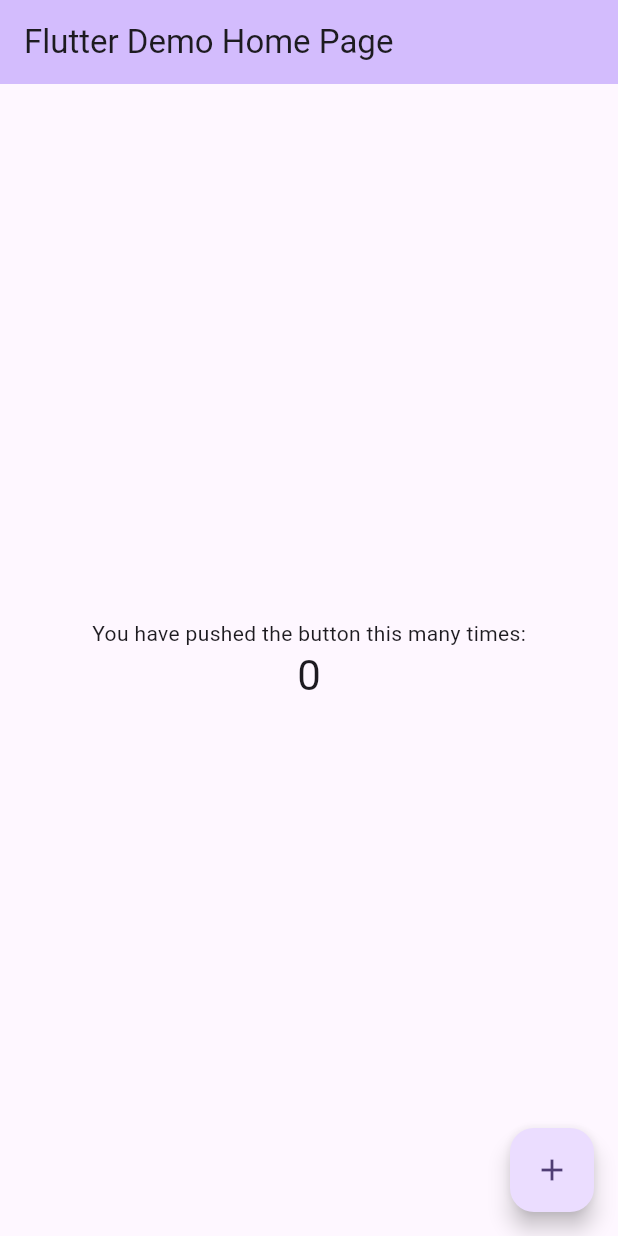
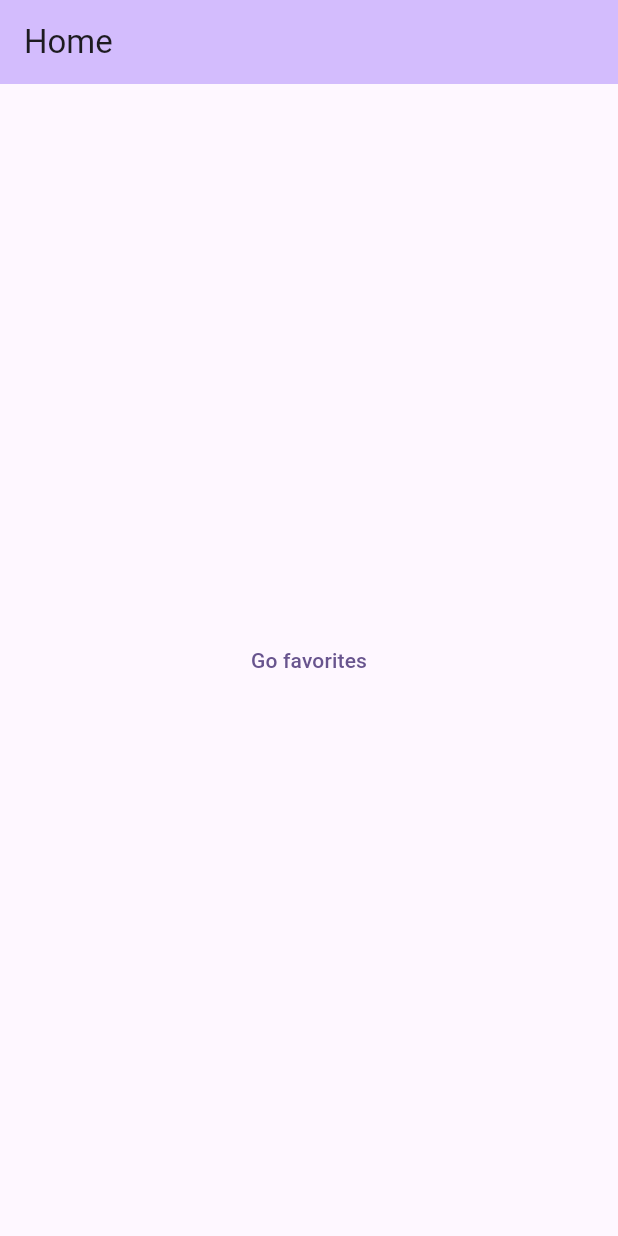
Before and after one commit to comclement/tests_flutter, a Flutter app: the screen it shows after launch, on a phone screen of 412 x 824 dp. Run offline on Flutter 3.47's test engine with Material 3 defaults, Android fonts, the phone set to English and light mode, and no system bars; our stand-ins replace flutter_riverpod, go_router.

Commit message:
- add package utils project - implement views app - implement router app

```diff
--- /dev/null
+++ b/lib/commons/constants.dart
@@ -0,0 +1,2 @@
+const rootPath = "/";
+const favoritesPath = "favorites";
--- /dev/null
+++ b/lib/commons/theme.dart
@@ -0,0 +1,6 @@
+import 'package:flutter/material.dart';
+
+ThemeData themeApp = ThemeData(
+  colorScheme: ColorScheme.fromSeed(seedColor: Colors.deepPurple),
+  useMaterial3: true,
+);
--- a/lib/main.dart
+++ b/lib/main.dart
@@ -1,125 +1,22 @@
 import 'package:flutter/material.dart';
+import 'package:tests_flutter/commons/theme.dart';
+import 'package:flutter_riverpod/flutter_riverpod.dart';
+import 'package:tests_flutter/router/app_router.dart';
 
 void main() {
-  runApp(const MyApp());
+  runApp(const ProviderScope(child: MyApp()));
 }
 
 class MyApp extends StatelessWidget {
   const MyApp({super.key});
 
-  // This widget is the root of your application.
   @override
   Widget build(BuildContext context) {
-    return MaterialApp(
-      title: 'Flutter Demo',
-      theme: ThemeData(
-        // This is the theme of your application.
-        //
-        // TRY THIS: Try running your application with "flutter run". You'll see
-        // the application has a purple toolbar. Then, without quitting the app,
-        // try changing the seedColor in the colorScheme below to Colors.green
-        // and then invoke "hot reload" (save your changes or press the "hot
-        // reload" button in a Flutter-supported IDE, or press "r" if you used
-        // the command line to start the app).
-        //
-        // Notice that the counter didn't reset back to zero; the application
-        // state is not lost during the reload. To reset the state, use hot
-        // restart instead.
-        //
-        // This works for code too, not just values: Most code changes can be
-        // tested with just a hot reload.
-        colorScheme: ColorScheme.fromSeed(seedColor: Colors.deepPurple),
-        useMaterial3: true,
-      ),
-      home: const MyHomePage(title: 'Flutter Demo Home Page'),
+    return MaterialApp.router(
+      debugShowCheckedModeBanner: false,
+      title: 'Tests Flutter',
+      theme: themeApp,
+      routerConfig: AppRouter.appRouter,
     );
   }
 }
-
-class MyHomePage extends StatefulWidget {
-  const MyHomePage({super.key, required this.title});
-
-  // This widget is the home page of your application. It is stateful, meaning
-  // that it has a State object (defined below) that contains fields that affect
-  // how it looks.
-
-  // This class is the configuration for the state. It holds the values (in this
-  // case the title) provided by the parent (in this case the App widget) and
-  // used by the build method of the State. Fields in a Widget subclass are
-  // always marked "final".
-
-  final String title;
-
-  @override
-  State<MyHomePage> createState() => _MyHomePageState();
-}
-
-class _MyHomePageState extends State<MyHomePage> {
-  int _counter = 0;
-
-  void _incrementCounter() {
-    setState(() {
-      // This call to setState tells the Flutter framework that something has
-      // changed in this State, which causes it to rerun the build method below
-      // so that the display can reflect the updated values. If we changed
-      // _counter without calling setState(), then the build method would not be
-      // called again, and so nothing would appear to happen.
-      _counter++;
-    });
-  }
-
-  @override
-  Widget build(BuildContext context) {
-    // This method is rerun every time setState is called, for instance as done
-    // by the _incrementCounter method above.
-    //
-    // The Flutter framework has been optimized to make rerunning build methods
-    // fast, so that you can just rebuild anything that needs updating rather
-    // than having to individually change instances of widgets.
-    return Scaffold(
-      appBar: AppBar(
-        // TRY THIS: Try changing the color here to a specific color (to
-        // Colors.amber, perhaps?) and trigger a hot reload to see the AppBar
-        // change color while the other colors stay the same.
-        backgroundColor: Theme.of(context).colorScheme.inversePrimary,
-        // Here we take the value from the MyHomePage object that was created by
-        // the App.build method, and use it to set our appbar title.
-        title: Text(widget.title),
-      ),
-      body: Center(
-        // Center is a layout widget. It takes a single child and positions it
-        // in the middle of the parent.
-        child: Column(
-          // Column is also a layout widget. It takes a list of children and
-          // arranges them vertically. By default, it sizes itself to fit its
-          // children horizontally, and tries to be as tall as its parent.
-          //
-          // Column has various properties to control how it sizes itself and
-          // how it positions its children. Here we use mainAxisAlignment to
-          // center the children vertically; the main axis here is the vertical
-          // axis because Columns are vertical (the cross axis would be
-          // horizontal).
-          //
-          // TRY THIS: Invoke "debug painting" (choose the "Toggle Debug Paint"
-          // action in the IDE, or press "p" in the console), to see the
-          // wireframe for each widget.
-          mainAxisAlignment: MainAxisAlignment.center,
-          children: <Widget>[
-            const Text(
-              'You have pushed the button this many times:',
-            ),
-            Text(
-              '$_counter',
-              style: Theme.of(context).textTheme.headlineMedium,
-            ),
-          ],
-        ),
-      ),
-      floatingActionButton: FloatingActionButton(
-        onPressed: _incrementCounter,
-        tooltip: 'Increment',
-        child: const Icon(Icons.add),
-      ), // This trailing comma makes auto-formatting nicer for build methods.
-    );
-  }
-}
--- /dev/null
+++ b/lib/router/app_router.dart
@@ -0,0 +1,34 @@
+import 'package:flutter/material.dart';
+import 'package:go_router/go_router.dart';
+import 'package:tests_flutter/commons/constants.dart';
+import 'package:tests_flutter/views/favorites/favorites_view.dart';
+import 'package:tests_flutter/views/home/home_view.dart';
+
+class AppRouter {
+  static final rootNavigatorKey = GlobalKey<NavigatorState>();
+
+  static String? getCurrentLocation(BuildContext context) {
+    final GoRouterState state = GoRouterState.of(context);
+    return state.name;
+  }
+
+  static final appRouter = GoRouter(
+      navigatorKey: rootNavigatorKey,
+      initialLocation: rootPath,
+      routes: [
+        GoRoute(
+            path: rootPath,
+            name: "home",
+            parentNavigatorKey: rootNavigatorKey,
+            pageBuilder: (context, state) =>
+                const NoTransitionPage(child: HomeView()),
+            routes: [
+              GoRoute(
+                path: favoritesPath,
+                name: "favorites",
+                parentNavigatorKey: rootNavigatorKey,
+                builder: (context, state) => const FavoritesView(),
+              )
+            ]),
+      ]);
+}
--- /dev/null
+++ b/lib/views/favorites/favorites_view.dart
@@ -0,0 +1,25 @@
+import 'package:flutter/material.dart';
+import 'package:go_router/go_router.dart';
+
+class FavoritesView extends StatefulWidget {
+  const FavoritesView({super.key});
+
+  @override
+  State<FavoritesView> createState() => _FavoritesViewState();
+}
+
+class _FavoritesViewState extends State<FavoritesView> {
+  @override
+  Widget build(BuildContext context) {
+    return Scaffold(
+      appBar: AppBar(
+        backgroundColor: Theme.of(context).colorScheme.inversePrimary,
+        automaticallyImplyLeading: false,
+        leading: IconButton(
+            onPressed: () => context.pop(),
+            icon: const Icon(Icons.arrow_back_ios)),
+        title: const Text("Favorites"),
+      ),
+    );
+  }
+}
--- /dev/null
+++ b/lib/views/home/home_view.dart
@@ -0,0 +1,28 @@
+import 'package:flutter/material.dart';
+import 'package:go_router/go_router.dart';
+import 'package:tests_flutter/commons/constants.dart';
+
+class HomeView extends StatefulWidget {
+  const HomeView({super.key});
+
+  @override
+  State<HomeView> createState() => _HomeViewState();
+}
+
+class _HomeViewState extends State<HomeView> {
+  @override
+  Widget build(BuildContext context) {
+    return Scaffold(
+      appBar: AppBar(
+        backgroundColor: Theme.of(context).colorScheme.inversePrimary,
+        automaticallyImplyLeading: false,
+        title: const Text("Home"),
+      ),
+      body: Center(
+        child: TextButton(
+            onPressed: () => context.pushNamed(favoritesPath),
+            child: const Text("Go favorites")),
+      ),
+    );
+  }
+}
```
Also changed, not shown: pubspec.yaml (+3 -37 lines), 1 other file.
